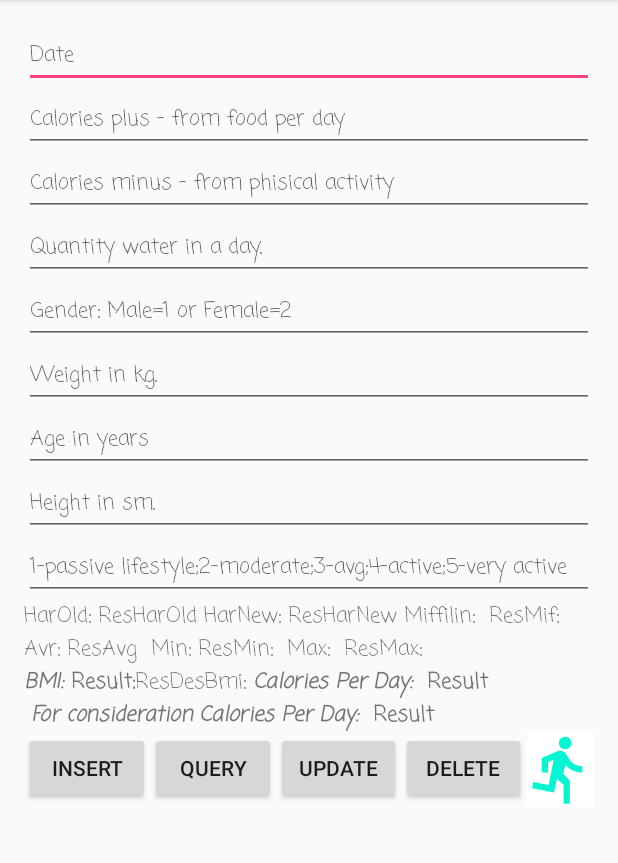
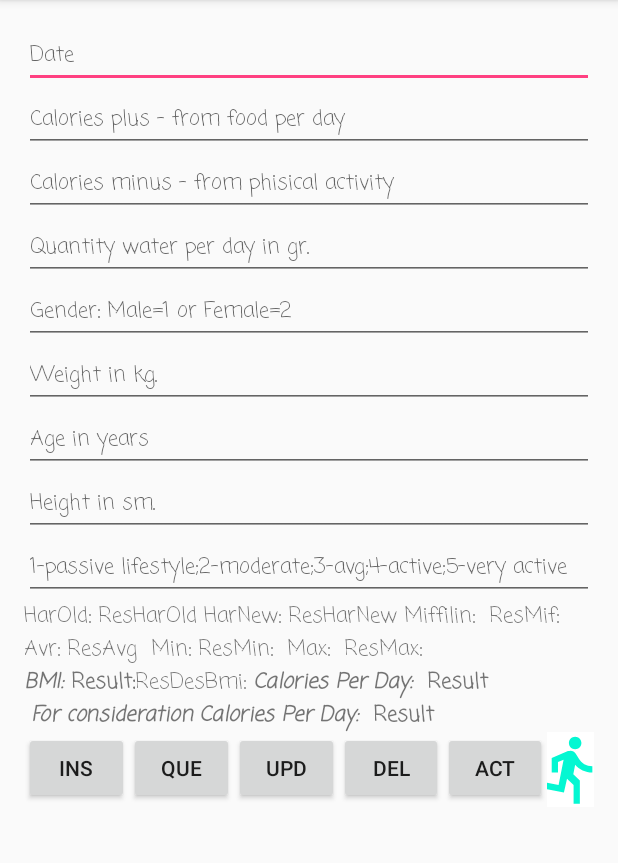
Before and after one commit to azubakov/CaloriesCalc, an Android app: the screen it shows after launch (MainActivity), on a phone screen of 412 x 824 dp, the part 84-947 px from its top. Run offline under Robolectric (Android 15) with nearby library versions, the phone set to English and light mode, and no system bars.

Commit message:
Added button with intent

```diff
--- a/app/src/main/AndroidManifest.xml
+++ b/app/src/main/AndroidManifest.xml
@@ -18,7 +18,10 @@
                 <category android:name="android.intent.category.LAUNCHER" />
             </intent-filter>
         </activity>
-        <activity android:name=".activity.CalorieDbActivity"></activity>
+        <activity
+            android:name=".activity.CalorieDBActivity"
+            android:label="@string/title_activity_calorie_db"
+            android:theme="@style/AppTheme.NoActionBar"></activity>
     </application>
 
 </manifest>
--- a/app/src/main/java/azubakov/edu/caloriescalc/activity/MainActivity.java
+++ b/app/src/main/java/azubakov/edu/caloriescalc/activity/MainActivity.java
@@ -1,6 +1,7 @@
 package azubakov.edu.caloriescalc.activity;
 
 
+import android.content.Intent;
 import android.os.Bundle;
 import android.support.v7.app.AppCompatActivity;
 import android.support.v7.widget.Toolbar;
@@ -648,4 +649,8 @@ public class MainActivity extends AppCompatActivity {
     }
 
 
+    public void NewActivity(View view) {
+        Intent intent = new Intent(this, CalorieDBActivity.class);
+        startActivity(intent);
+    }
 }
--- /dev/null
+++ b/app/src/main/res/layout/calorie_item.xml
@@ -0,0 +1,5 @@
+<?xml version="1.0" encoding="utf-8"?>
+<RelativeLayout xmlns:android="http://schemas.android.com/apk/res/android"
+    android:layout_width="match_parent" android:layout_height="match_parent">
+
+</RelativeLayout>
--- a/app/src/main/res/layout/content_main.xml
+++ b/app/src/main/res/layout/content_main.xml
@@ -28,31 +28,6 @@
         />
 
 
-
- <!--   <EditText
-        android:layout_width="match_parent"
-        android:layout_height="wrap_content"
-        android:id="@+id/etFirstName"
-        android:hint="@string/firstname"
-        android:layout_below="@+id/etDate"
-        android:fontFamily="casual"
-        android:textSize="@dimen/textSize"
-        android:inputType="text"
-        />
-
-
-   <EditText
-        android:layout_width="match_parent"
-        android:layout_height="wrap_content"
-        android:id="@+id/etSecondName"
-        android:hint="@string/secondname"
-        android:fontFamily="casual"
-        android:textSize="@dimen/textSize"
-        android:layout_below="@+id/etFirstName"
-        android:inputType="text"
-        />-->
-
-
     <EditText
         android:layout_width="match_parent"
         android:layout_height="wrap_content"
@@ -79,7 +54,7 @@
         android:layout_width="match_parent"
         android:layout_height="wrap_content"
         android:id="@+id/etQuantityWater"
-        android:hint="Quantity water in a day."
+        android:hint="Quantity water per day in gr."
         android:fontFamily="casual"
         android:textSize="@dimen/textSize"
         android:layout_below="@+id/etCaloriesMinus"
@@ -391,7 +366,7 @@
             android:layout_width="wrap_content"
             android:layout_height="wrap_content"
             android:text="@string/update"
-            android:id="@+id/btnUpdate"
+            android:id="@+id/btnUpd"
             android:onClick="update"
             android:layout_weight="1"
             />
@@ -401,10 +376,18 @@
             android:layout_height="wrap_content"
             android:text="@string/delete"
             android:id="@+id/btnDelete"
-            android:onClick="Delete"
+            android:onClick="Del"
             android:layout_weight="1"
             />
 
+        <Button
+            android:layout_width="wrap_content"
+            android:layout_height="wrap_content"
+            android:text="Act"
+            android:id="@+id/btnChange"
+            android:onClick="NewActivity"
+            android:layout_weight="1"
+            />
 
         <ImageButton
            android:layout_width="50dp"
--- a/app/src/main/res/values/strings.xml
+++ b/app/src/main/res/values/strings.xml
@@ -10,10 +10,11 @@
     <string name="secondname">SecondName</string>
     <string name="date">Date</string>
     <string name="email">Email</string>
-    <string name="insert">Insert</string>
-    <string name="Query">Query</string>
-    <string name="update">Update</string>
-    <string name="query">query</string>
-    <string name="delete">Delete</string>
+    <string name="insert">Ins</string>
+    <string name="Query">Que</string>
+    <string name="update">Upd</string>
+    <string name="query">Que</string>
+    <string name="delete">Del</string>
+    <string name="title_activity_calorie_db">CalorieDBActivity</string>
 
 </resources>
```
Also changed, not shown: app/src/main/java/azubakov/edu/caloriescalc/activity/CalorieDBActivity.java (added, +33 -0 lines), app/src/main/java/azubakov/edu/caloriescalc/activity/CalorieDbActivity.java (deleted, +0 -15 lines), app/src/main/res/layout/activity_calorie_db.xml (+29 -7 lines), app/src/main/res/layout/content_calorie_db.xml (added, +15 -0 lines).
